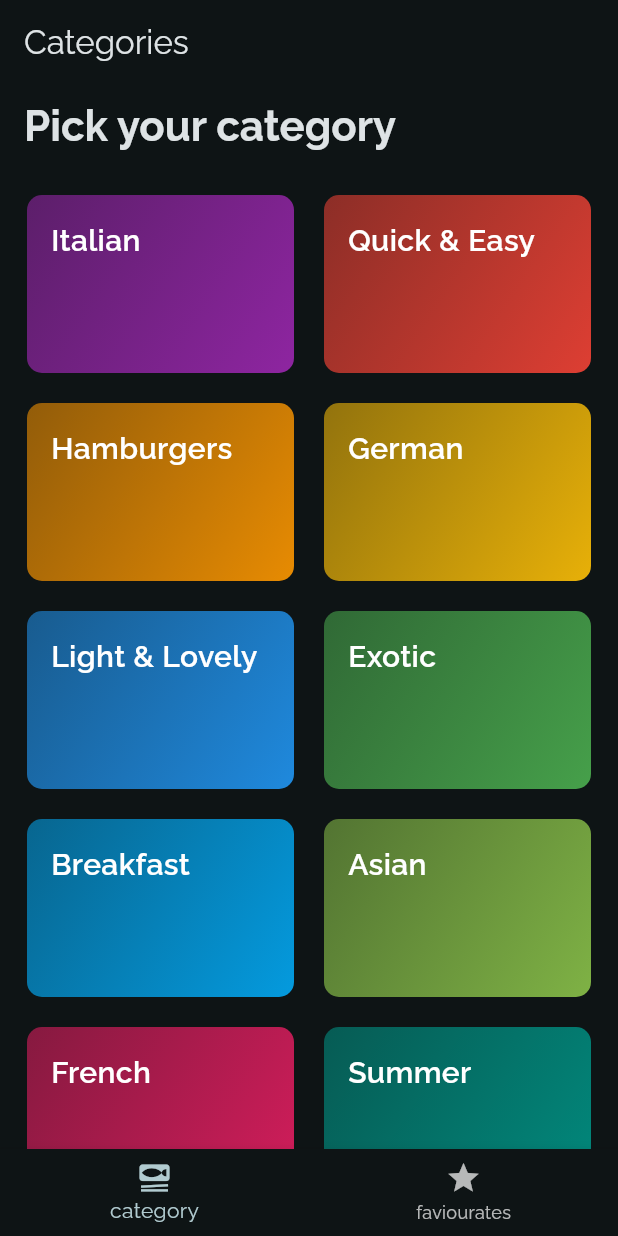
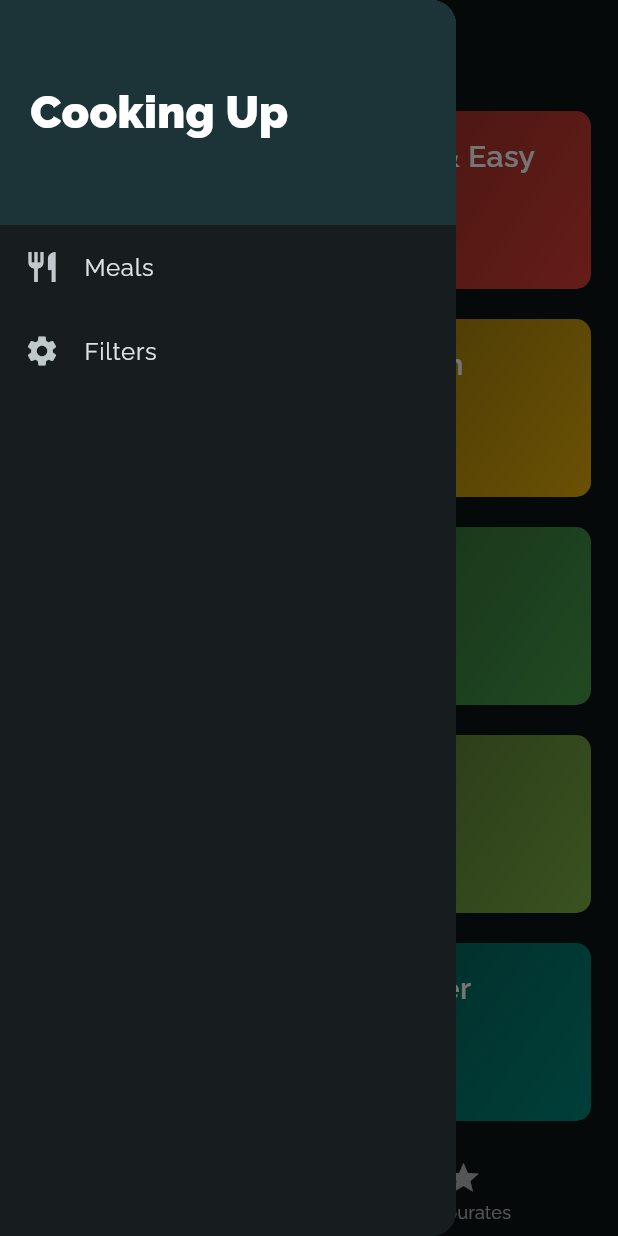
Before and after one commit to vijay4dev/meals, a Flutter app: the screen it shows after launch, with the side drawer open (before the commit the screen has no drawer), on a phone screen of 412 x 824 dp. Run offline on Flutter 3.47's test engine with Material 3 defaults, Android fonts, the phone set to English and light mode, and no system bars; our stand-ins replace google_fonts, transparent_image.

Commit message:
meal filtering

```diff
--- a/lib/screens/categories_screen.dart
+++ b/lib/screens/categories_screen.dart
@@ -6,28 +6,21 @@ import 'package:meals/screens/meal_screen.dart';
 import 'package:meals/widgets/category_grid_item.dart';
 
 class CategoriesScreen extends StatelessWidget {
-  const CategoriesScreen({super.key, required this.onToogleFav});
+  const CategoriesScreen({super.key, required this.onToogleFav, required this.availablecategory});
 
   final void Function(Meal meal)  onToogleFav;
 
+  final List<Meal> availablecategory;
+
 
   void _selctctaegoty(BuildContext context, Category category){
-    final filtermeal = dummyMeals.where((element)=> element.categories.contains(category.id)).toList();
+    final filtermeal = availablecategory.where((element)=> element.categories.contains(category.id)).toList();
     Navigator.of(context).push(MaterialPageRoute(builder: (ctx) => MealScreen(title: category.title, meal: filtermeal, onToogleFav: onToogleFav,)));
   }
 
   @override
   Widget build(BuildContext context) {
     return Scaffold(
-      appBar: AppBar(
-        title: Text(
-          'Pick your category',
-          style: TextStyle(
-            fontSize: 28,
-            fontWeight: FontWeight.w700
-          ),
-        ),
-      ),
       body: GridView(
         padding: EdgeInsets.all(18),
         gridDelegate: const SliverGridDelegateWithFixedCrossAxisCount(crossAxisCount: 2,childAspectRatio: 3/2,crossAxisSpacing: 20, mainAxisSpacing: 20),
--- /dev/null
+++ b/lib/screens/main_drawer.dart
@@ -0,0 +1,50 @@
+import 'package:flutter/material.dart';
+
+class MainDrawer extends StatefulWidget {
+  const MainDrawer({super.key, required this.onselectscreen});
+  final void Function(String identifier) onselectscreen;
+  @override
+  State<MainDrawer> createState() => _MainDrawerState();
+}
+
+class _MainDrawerState extends State<MainDrawer> {
+
+  @override
+  Widget build(BuildContext context) {
+    return  Drawer(
+        child: Column(
+          children: [
+            Container(
+              height: 150,
+              width: double.infinity,
+              padding: EdgeInsets.all(20),
+              alignment: Alignment.centerLeft,
+              color: Theme.of(context).colorScheme.onSecondary,
+              child: Text(
+                'Cooking Up',
+                style: TextStyle(
+                  fontSize: 30,
+                  fontWeight: FontWeight.w900,
+                  color: Colors.white,
+                ),
+              ),
+            ),
+            ListTile(
+              leading: Icon(Icons.restaurant),
+              title: Text('Meals'),
+              onTap: () {
+                widget.onselectscreen('Meals');
+              },
+            ),
+            ListTile(
+              leading: Icon(Icons.settings),
+              title: Text('Filters'),
+              onTap: () {
+                  widget.onselectscreen('Filters');
+                },
+            ),
+          ],
+        ),
+      );
+  }
+}
--- a/lib/screens/tabs.dart
+++ b/lib/screens/tabs.dart
@@ -1,7 +1,17 @@
 import 'package:flutter/material.dart';
+import 'package:meals/data/dummy_data.dart';
 import 'package:meals/models/meals.dart';
 import 'package:meals/screens/categories_screen.dart';
+import 'package:meals/screens/filter_screen.dart';
+import 'package:meals/screens/main_drawer.dart';
 import 'package:meals/screens/meal_screen.dart';
+
+const kinitialfilter = {
+  Filter.glutenFree: false,
+  Filter.lactoseFree: false,
+  Filter.vegan: false,
+  Filter.vegetarian: false,
+};
 
 class TabScreen extends StatefulWidget {
   const TabScreen({super.key});
@@ -13,32 +23,33 @@ class TabScreen extends StatefulWidget {
 class _TabScreenState extends State<TabScreen> {
   int _selectedpageindex = 0;
 
-  final List<Meal> _favmeal=[];
+  final List<Meal> _favmeal = [];
+  Map<Filter, bool> selctedfilter = {
+    Filter.glutenFree: false,
+    Filter.lactoseFree: false,
+    Filter.vegan: false,
+    Filter.vegetarian: false,
+  };
 
-  void showmessage(String msg){
+  void showmessage(String msg) {
     ScaffoldMessenger.of(context).clearSnackBars();
-    ScaffoldMessenger.of(context).showSnackBar(
-      SnackBar(content:Text(msg))
-    );
+    ScaffoldMessenger.of(context).showSnackBar(SnackBar(content: Text(msg)));
   }
 
-  void _togglefavmeal(Meal meal){
+  void _togglefavmeal(Meal meal) {
     final isexist = _favmeal.contains(meal);
 
-    if(isexist){
+    if (isexist) {
       setState(() {
         _favmeal.remove(meal);
       });
       showmessage('you just removed this meal from faviourate');
-    }
-    else {
+    } else {
       setState(() {
         _favmeal.add(meal);
       });
       showmessage('you just added this meal to faviourate');
-
     }
-
   }
 
   void selectpage(index) {
@@ -47,18 +58,53 @@ class _TabScreenState extends State<TabScreen> {
     });
   }
 
+  void setscreen(String identifier) async {
+    Navigator.of(context).pop(); // Close the drawer
+    print(identifier);
+    if (identifier == 'Meals') {
+    } else {
+      final result = await Navigator.of(context).push<Map<Filter, bool>>(
+        MaterialPageRoute(builder: (ctx) => FilterScreen(currentfilters:selctedfilter)),
+      );
+      setState(() {
+        selctedfilter = result ?? kinitialfilter;
+      });
+    }
+  }
+
   @override
   Widget build(BuildContext context) {
-    Widget activepages = CategoriesScreen(onToogleFav: _togglefavmeal,);
+    final availablemeals =
+        dummyMeals.where((meal) {
+          if (selctedfilter[Filter.glutenFree]! && !meal.isGlutenFree) {
+            return false;
+          }
+          if (selctedfilter[Filter.lactoseFree]! && !meal.isLactoseFree) {
+            return false;
+          }
+          if (selctedfilter[Filter.vegetarian]! && !meal.isVegetarian) {
+            return false;
+          }
+          if (selctedfilter[Filter.vegan]! && !meal.isVegan) {
+            return false;
+          }
+          return true;
+        }).toList();
+    Widget activepages = CategoriesScreen(onToogleFav: _togglefavmeal,availablecategory: availablemeals,);
     var activepagetitle = "Categories";
 
     if (_selectedpageindex == 1) {
-      activepages = MealScreen(title: 'Faviourates', meal: _favmeal, onToogleFav: _togglefavmeal,);
+      activepages = MealScreen(
+        title: '',
+        meal: _favmeal,
+        onToogleFav: _togglefavmeal,
+      );
       activepagetitle = 'Faviourates';
     }
 
     return Scaffold(
       appBar: AppBar(title: Text(activepagetitle)),
+      drawer: MainDrawer(onselectscreen: setscreen),
       body: activepages,
       bottomNavigationBar: BottomNavigationBar(
         onTap: (index) {
```
Also changed, not shown: lib/screens/filter_screen.dart (added, +113 -0 lines).
